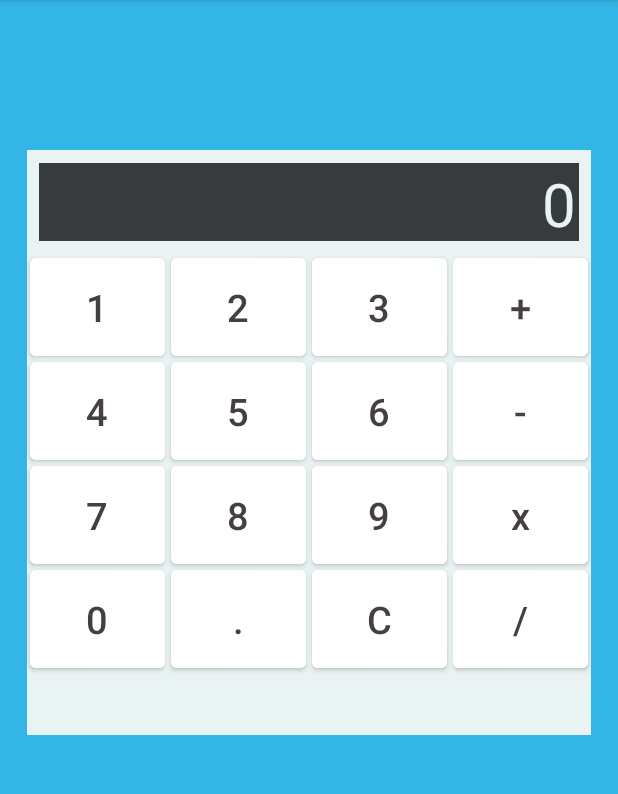
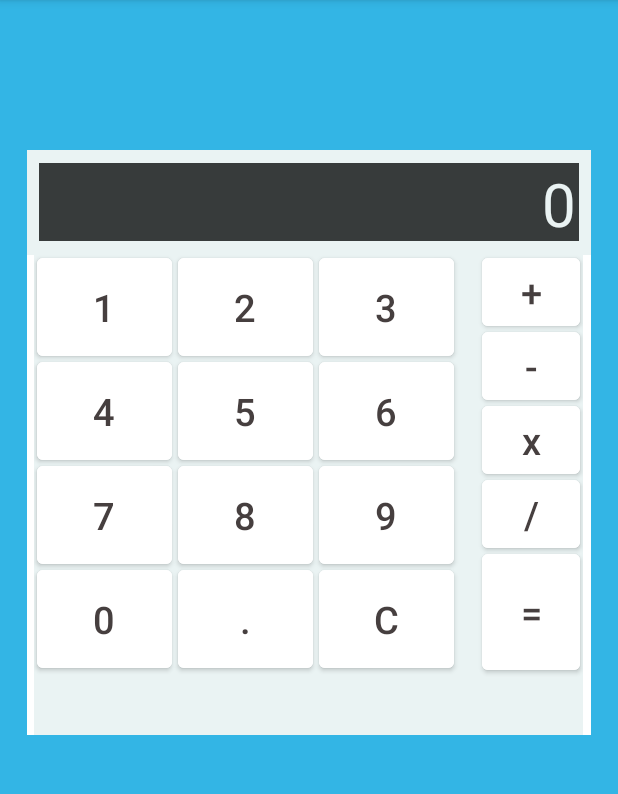
Before and after one commit to alvessss/ElementaryCalculator, an Android app: the screen it shows after launch (MainActivity), on a phone screen of 412 x 824 dp, the part 84-878 px from its top. Run offline under Robolectric (Android 15) with nearby library versions, the phone set to English and light mode, and no system bars.

```diff
--- a/app/src/main/java/com/alvessss/elementarycalculator/MainActivity.kt
+++ b/app/src/main/java/com/alvessss/elementarycalculator/MainActivity.kt
@@ -1,7 +1,10 @@
 package com.alvessss.elementarycalculator
 
+import android.annotation.SuppressLint
+import android.graphics.Path
 import androidx.appcompat.app.AppCompatActivity
 import android.os.Bundle
+import android.view.View
 import android.widget.TextView
 import com.google.android.material.button.MaterialButton
 
@@ -10,28 +13,173 @@ class MainActivity : AppCompatActivity() {
         super.onCreate(savedInstanceState)
         setContentView(R.layout.activity_main)
     }
+
+    override fun onStart() {
+        super.onStart()
+        val calculator = ArithmeticCalculator(this)
+    }
 }
 
+fun Double.canBeInt(): Boolean {
+    if (this % 1.0 == 0.0) {
+        return true
+    }
+    return false
+}
+
+@SuppressLint("SetTextI18n")
 private class ArithmeticCalculator(context: AppCompatActivity) {
-    val buttonsIds = listOf(
-        R.id.button_0, R.id.button_1, R.id.button_2,
-        R.id.button_3, R.id.button_4, R.id.button_5,
-        R.id.button_6, R.id.button_7, R.id.button_8,
-        R.id.button_9
-    );
+    /*
+        RESULT
+        OPERATION
+        STATE
+        DISPLAY
 
-    // init views
-    val resultTv:TextView = context.findViewById(R.id.calculatorResultTextView)
-    val numbersButtons = listOf(initButtonsList(context, buttonsIds))
-    val plusButton:MaterialButton = context.findViewById(R.id.button_plus)
-    val lessButton:MaterialButton = context.findViewById(R.id.button_less)
-    val timesButton:MaterialButton = context.findViewById(R.id.button_times)
-    val dividedButton:MaterialButton = context.findViewById(R.id.button_divided)
+        InitialState:
+            RESULT = 0
+            OPERATION = null
+            if a operation-button be clicked:
+                STATE = CalculatingState
 
-    private fun initButtonsList(context: AppCompatActivity, ids: List<Int>):List<MaterialButton> {
-        val arrayList = ArrayList<MaterialButton>()
-        for (btn in ids.indices) arrayList.add(context.findViewById(buttonsIds[btn]))
+        CalculatingState:
+            if RESULT is 0:
+                if display-value is not 0:
+                    RESULT = display-value
+            else:
+                RESULT = OPERATION(display-value, RESULT)
+                DISPLAY(RESULT)
+            OPERATION = chosen-operation
+            STATE = WaitingState
 
-        return arrayList.toList();
+        WaitingState:
+            if a number-button be clicked:
+                if display-value is RESULT:
+                    DISPLAY(number-button.text)
+                else
+                    DISPLAY(display-value + number-button.text)
+
+            if a operation-button be clicked:
+                STATE = CalculatingState
+
+        CalculatedState:
+            DISPLAY(RESULT)
+            STATE = InitialState
+     */
+
+    private val display: Display = Display(context)
+    private val buttons: Buttons = Buttons(context)
+    private var operator: Operator = Plus()
+    private var result: Double = 0.0
+
+    init {
+        val operatorsListener = View.OnClickListener {
+            val displayValue: Double = display.textView.text.toString().toDouble()
+            if (result == 0.0) {
+                if (displayValue != 0.0) {
+                    result = displayValue
+                }
+            } else {
+                result = operator.calculate(displayValue, result)
+                display.textView.text = if (result.canBeInt()) result.toInt().toString() else result.toString()
+            }
+            operator = getOperator(it as MaterialButton)
+        }
+
+        val numbersListener = View.OnClickListener {
+            val displayValue = display.textView.text.toString().toDouble()
+            if (displayValue == result) {
+                display.textView.text = (it as MaterialButton).text
+            } else {
+                display.textView.text = (if (displayValue.canBeInt()) displayValue.toInt().toString() else displayValue.toString()) + (it as MaterialButton).text
+            }
+        }
+
+        val equalListener = View.OnClickListener {
+            display.textView.text = if (result.canBeInt()) result.toInt().toString() else result.toString()
+            result = 0.0
+        }
+
+        val cListener = View.OnClickListener {
+            display.textView.text = "0"
+            result = 0.0
+        }
+
+        buttons.equal.setOnClickListener(operatorsListener)
+        buttons.plus.setOnClickListener(operatorsListener)
+        buttons.less.setOnClickListener(operatorsListener)
+        buttons.times.setOnClickListener(operatorsListener)
+        buttons.divided.setOnClickListener(operatorsListener)
+        buttons.c.setOnClickListener(cListener)
+        buttons.dot.setOnClickListener(numbersListener)
+        for (btn in buttons.numbers) {
+            btn.setOnClickListener(numbersListener)
+        }
+    }
+
+    private fun getOperator(button: MaterialButton): Operator {
+        return when (button.text.toString()) {
+            "-" -> Less()
+            "*" -> Times()
+            "/" -> Divided()
+            else -> Plus()
+        }
+    }
+
+    private class Divided: Operator() {
+        override fun calculate(a: Double, b: Double): Double {
+            return a / b
+        }
+    }
+
+    private class Times: Operator() {
+        override fun calculate(a: Double, b: Double): Double {
+            return a * b
+        }
+    }
+
+    private class Less: Operator() {
+        override fun calculate(a: Double, b: Double): Double {
+            return a - b
+        }
+    }
+
+    private class Plus : Operator() {
+        override fun calculate(a: Double, b: Double): Double {
+            return a + b
+        }
+    }
+
+    private abstract class Operator {
+        abstract fun calculate(a: Double, b: Double): Double
+    }
+
+    private class Display(context: AppCompatActivity) {
+        val textView:TextView = context.findViewById(R.id.calculatorResultTextView)
+    }
+
+    private class Buttons(context: AppCompatActivity) {
+        val numbers:  List<MaterialButton> = initButtonsList(context)
+        val plus:     MaterialButton = context.findViewById(R.id.button_plus)
+        val less:     MaterialButton = context.findViewById(R.id.button_less)
+        val times:    MaterialButton = context.findViewById(R.id.button_times)
+        val divided:  MaterialButton = context.findViewById(R.id.button_divided)
+        val c:        MaterialButton = context.findViewById(R.id.button_c)
+        val dot:      MaterialButton = context.findViewById(R.id.button_dot)
+        val equal:    MaterialButton = context.findViewById(R.id.button_equal)
+
+        private fun initButtonsList(context: AppCompatActivity):List<MaterialButton> {
+            val buttonsIds = listOf(
+                R.id.button_0, R.id.button_1, R.id.button_2,
+                R.id.button_3, R.id.button_4, R.id.button_5,
+                R.id.button_6, R.id.button_7, R.id.button_8,
+                R.id.button_9
+            );
+            val arrayList = ArrayList<MaterialButton>()
+            for (btn in buttonsIds) {
+                arrayList.add(context.findViewById(btn))
+            }
+
+            return arrayList.toList()
+        }
     }
 }
--- a/app/src/main/res/layout/activity_main.xml
+++ b/app/src/main/res/layout/activity_main.xml
@@ -97,8 +97,9 @@
                 />
             <com.google.android.material.button.MaterialButton
                 android:id="@+id/button_plus"
-                android:layout_width="90dp"
-                android:layout_height="65dp"
+                android:layout_width="80dp"
+                android:layout_height="45dp"
+                android:insetLeft="15dp"
                 android:text="+"
                 android:textSize="25sp"
                 android:textColor="@color/smooth_black"
@@ -107,7 +108,6 @@
                 android:layout_margin="2dp"
                 android:insetBottom="0dp"
                 android:insetTop="0dp"
-                android:insetLeft="0dp"
                 android:insetRight="0dp"
                 />
 
@@ -160,8 +160,9 @@
                 />
             <com.google.android.material.button.MaterialButton
                 android:id="@+id/button_less"
-                android:layout_width="90dp"
-                android:layout_height="65dp"
+                android:layout_width="80dp"
+                android:layout_height="45dp"
+                android:insetLeft="15dp"
                 android:text="-"
                 android:textSize="25sp"
                 android:textColor="@color/smooth_black"
@@ -171,7 +172,6 @@
                 android:layout_margin="2dp"
                 android:insetBottom="0dp"
                 android:insetTop="0dp"
-                android:insetLeft="0dp"
                 android:insetRight="0dp"
                 />
             <com.google.android.material.button.MaterialButton
@@ -223,8 +223,9 @@
                 />
             <com.google.android.material.button.MaterialButton
                 android:id="@+id/button_times"
-                android:layout_width="90dp"
-                android:layout_height="65dp"
+                android:layout_width="80dp"
+                android:layout_height="45dp"
+                android:insetLeft="15dp"
                 android:textAllCaps="false"
                 android:text="x"
                 android:textSize="25sp"
@@ -235,7 +236,6 @@
                 android:layout_margin="2dp"
                 android:insetBottom="0dp"
                 android:insetTop="0dp"
-                android:insetLeft="0dp"
                 android:insetRight="0dp"
                 />
             <com.google.android.material.button.MaterialButton
@@ -290,19 +290,36 @@
                 />
             <com.google.android.material.button.MaterialButton
                 android:id="@+id/button_divided"
-                android:layout_width="90dp"
-                android:layout_height="65dp"
+                android:layout_width="80dp"
+                android:layout_height="45dp"
+                android:insetLeft="15dp"
                 android:textAllCaps="false"
                 android:text="/"
                 android:textSize="25sp"
                 android:textColor="@color/smooth_black"
                 android:backgroundTint="@color/white"
-                android:layout_below="@id/button_9"
+                android:layout_below="@id/button_times"
                 android:layout_toRightOf="@id/button_c"
                 android:layout_margin="2dp"
                 android:insetBottom="0dp"
                 android:insetTop="0dp"
-                android:insetLeft="0dp"
+                android:insetRight="0dp"
+                />
+            <com.google.android.material.button.MaterialButton
+                android:id="@+id/button_equal"
+                android:layout_width="80dp"
+                android:layout_height="77.5dp"
+                android:insetLeft="15dp"
+                android:textAllCaps="false"
+                android:text="="
+                android:textSize="25sp"
+                android:textColor="@color/smooth_black"
+                android:backgroundTint="@color/white"
+                android:layout_below="@id/button_divided"
+                android:layout_toRightOf="@id/button_c"
+                android:layout_margin="2dp"
+                android:insetBottom="0dp"
+                android:insetTop="0dp"
                 android:insetRight="0dp"
                 />
         </RelativeLayout>
```
